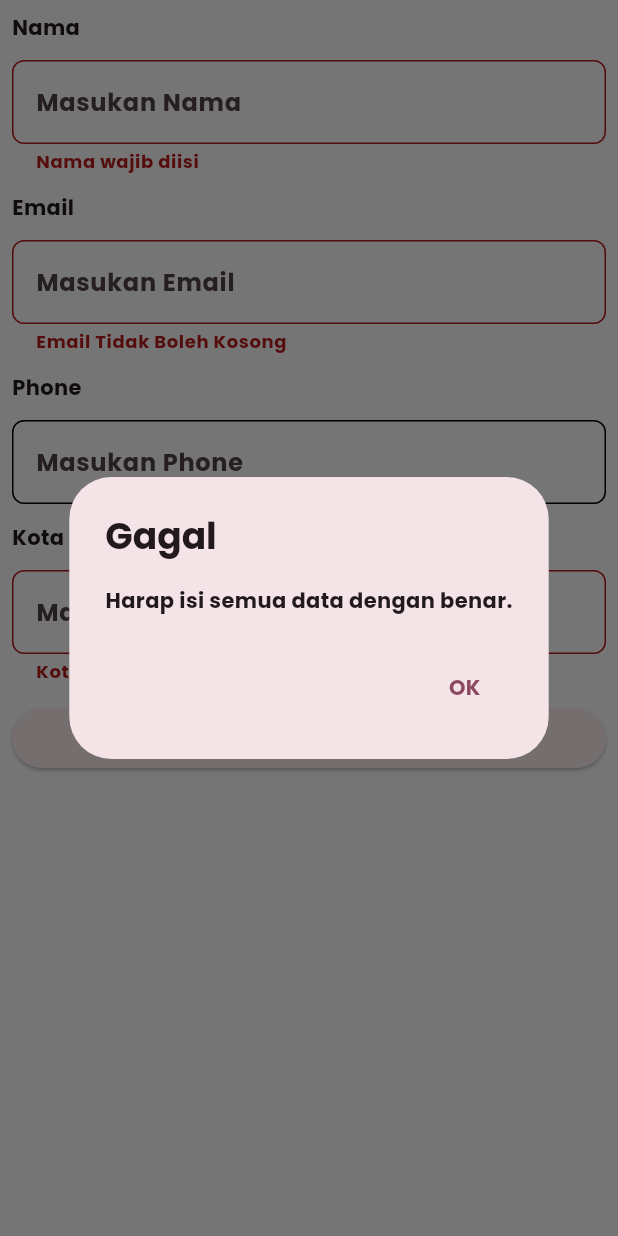
After one commit to DestyAlamanda/ppkd_d_3, a Flutter app: the TugasSepuluhA screen opened directly, after a tap on "daftar", on a phone screen of 412 x 824 dp. The commit adds this screen. Run offline on Flutter 3.47's test engine with Material 3 defaults, Android fonts, the phone set to English and light mode, and no system bars.

Commit message:
final task [tugas 10 flutter]

```diff
--- /dev/null
+++ b/lib/tugas_10/textform.dart
@@ -0,0 +1,35 @@
+import 'package:flutter/material.dart';
+
+class TextFormConst extends StatelessWidget {
+  const TextFormConst({
+    super.key,
+    required this.hintText,
+    required this.controller,
+    this.onChanged,
+    required TextInputType keyboardType,
+    required InputDecoration decoration,
+    this.validator,
+  });
+  final String hintText;
+  final TextEditingController controller;
+  final void Function(String)? onChanged;
+  final String? Function(String?)? validator;
+  @override
+  Widget build(BuildContext context) {
+    return TextFormField(
+      validator: validator,
+      controller: controller,
+      onChanged: onChanged,
+      decoration: InputDecoration(
+        hintText: hintText,
+        border: OutlineInputBorder(borderRadius: BorderRadius.circular(8)),
+        focusedBorder: OutlineInputBorder(
+          borderRadius: BorderRadius.circular(8),
+        ),
+        enabledBorder: OutlineInputBorder(
+          borderRadius: BorderRadius.circular(8),
+        ),
+      ),
+    );
+  }
+}
--- /dev/null
+++ b/lib/tugas_10/tugas_10a.dart
@@ -0,0 +1,166 @@
+import 'package:flutter/material.dart';
+import 'package:ppkd_d_3/extention/navigation.dart';
+import 'package:ppkd_d_3/tugas_10/textform.dart';
+import 'package:ppkd_d_3/tugas_10/tugas_10b.dart';
+
+class TugasSepuluhA extends StatefulWidget {
+  const TugasSepuluhA({super.key});
+
+  @override
+  State<TugasSepuluhA> createState() => _TugasSepuluhAState();
+}
+
+class _TugasSepuluhAState extends State<TugasSepuluhA> {
+  final _formKey = GlobalKey<FormState>();
+  final TextEditingController nameController = TextEditingController();
+  final TextEditingController emailController = TextEditingController();
+  final TextEditingController phoneController = TextEditingController();
+  final TextEditingController addressController = TextEditingController();
+  @override
+  Widget build(BuildContext context) {
+    return Scaffold(
+      backgroundColor: Colors.white,
+      body: Padding(
+        padding: const EdgeInsets.all(8.0),
+        child: Form(
+          key: _formKey,
+          child: Column(
+            crossAxisAlignment: CrossAxisAlignment.start,
+            spacing: 12,
+            children: [
+              Text('Nama'),
+              TextFormConst(
+                hintText: "Masukan Nama",
+                controller: nameController,
+                onChanged: (p0) {
+                  setState(() {});
+                },
+                keyboardType: TextInputType.name,
+                decoration: InputDecoration(
+                  contentPadding: EdgeInsets.symmetric(horizontal: 16),
+                  border: OutlineInputBorder(
+                    borderRadius: BorderRadius.circular(8),
+                  ),
+                ),
+                validator: (value) =>
+                    value!.isEmpty ? 'Nama wajib diisi' : null,
+              ),
+              Text('Email'),
+              TextFormConst(
+                hintText: "Masukan Email",
+                controller: emailController,
+                onChanged: (p0) {
+                  setState(() {});
+                },
+                keyboardType: TextInputType.emailAddress,
+                decoration: InputDecoration(
+                  contentPadding: EdgeInsets.symmetric(horizontal: 16),
+                  border: OutlineInputBorder(
+                    borderRadius: BorderRadius.circular(8),
+                  ),
+                ),
+                validator: (value) {
+                  if (value == null || value.isEmpty) {
+                    return "Email Tidak Boleh Kosong";
+                  }
+                  if (!value.contains("@")) {
+                    return "Format email tidak valid";
+                  }
+                  return null;
+                },
+              ),
+              Text('Phone'),
+              TextFormConst(
+                hintText: "Masukan Phone",
+                controller: phoneController,
+                onChanged: (p0) {
+                  setState(() {});
+                },
+                keyboardType: TextInputType.phone,
+                decoration: InputDecoration(
+                  contentPadding: EdgeInsets.symmetric(horizontal: 16),
+                  border: OutlineInputBorder(
+                    borderRadius: BorderRadius.circular(8),
+                  ),
+                ),
+
+                validator: (value) {
+                  if (value == null || value.isEmpty) {
+                    return null;
+                  }
+                  if (value.length < 10) {
+                    return 'Phone harus lebih dari 10';
+                  }
+                  return null; // Valid
+                },
+              ),
+              Text('Kota'),
+              TextFormConst(
+                hintText: "Masukan Kota Domisili",
+                controller: addressController,
+                onChanged: (p0) {
+                  setState(() {});
+                },
+                keyboardType: TextInputType.streetAddress,
+                decoration: InputDecoration(
+                  contentPadding: EdgeInsets.symmetric(horizontal: 16),
+                  border: OutlineInputBorder(
+                    borderRadius: BorderRadius.circular(8),
+                  ),
+                ),
+                validator: (value) =>
+                    value!.isEmpty ? 'Kota wajib diisi' : null,
+              ),
+
+              SizedBox(
+                width: double.infinity,
+                child: ElevatedButton(
+                  onPressed: () {
+                    if (!_formKey.currentState!.validate()) {
+                      showDialog(
+                        context: context,
+                        builder: (context) => AlertDialog(
+                          title: Text("Gagal"),
+                          content: Text("Harap isi semua data dengan benar."),
+                          actions: [
+                            TextButton(
+                              onPressed: () => Navigator.pop(context),
+                              child: Text("OK"),
+                            ),
+                          ],
+                        ),
+                      );
+                    } else {
+                      showDialog(
+                        context: context,
+                        builder: (context) => AlertDialog(
+                          title: Text("Berhasil"),
+                          content: Text("pendaftaran berhasil."),
+                          actions: [
+                            TextButton(
+                              onPressed: () {
+                                context.push(
+                                  TugasSepuluhB(
+                                    email: emailController.text,
+                                    name: nameController.text,
+                                    address: addressController.text,
+                                  ),
+                                );
+                              },
+                              child: Text("Lanjut"),
+                            ),
+                          ],
+                        ),
+                      );
+                    }
+                  },
+                  child: Text("daftar"),
+                ),
+              ),
+            ],
+          ),
+        ),
+      ),
+    );
+  }
+}
--- /dev/null
+++ b/lib/tugas_10/tugas_10b.dart
@@ -0,0 +1,29 @@
+import 'package:flutter/material.dart';
+
+class TugasSepuluhB extends StatelessWidget {
+  const TugasSepuluhB({
+    super.key,
+    required this.name,
+    required this.email,
+    this.phone,
+    required this.address,
+  });
+  final String name;
+  final String email;
+  final String? phone;
+  final String address;
+  @override
+  Widget build(BuildContext context) {
+    return Scaffold(
+      body: Column(
+        mainAxisAlignment: MainAxisAlignment.center,
+        children: [
+          Text(
+            "Terima kasih, $name dari $address telah mendaftar.",
+            style: TextStyle(fontSize: 15, fontWeight: FontWeight.bold),
+          ),
+        ],
+      ),
+    );
+  }
+}
--- a/lib/tugas_7/tugas_7.dart
+++ b/lib/tugas_7/tugas_7.dart
@@ -1,4 +1,5 @@
 import 'package:flutter/material.dart';
+import 'package:ppkd_d_3/tugas_10/tugas_10a.dart';
 import 'package:ppkd_d_3/tugas_6/tugas_6_flutter.dart';
 import 'package:ppkd_d_3/tugas_7/checkbox.dart';
 import 'package:ppkd_d_3/tugas_7/date_picker.dart';
@@ -27,6 +28,7 @@ class _TugasTujuhState extends State<TugasTujuh> {
     "List",
     "List Map",
     "Model",
+    "Formulir Pendaftaran Kelas",
   ];
   static const List<Widget> _widgetOptions = <Widget>[
     CheckBox(),
@@ -37,12 +39,12 @@ class _TugasTujuhState extends State<TugasTujuh> {
     ListKategori(),
     ListMap(),
     Model(),
+    TugasSepuluhA(),
   ];
   void onItemTap(int index) {
     setState(() {
       _selectedIndexDrawer = index;
     });
-    // context.pop();
   }
 
   @override
@@ -133,6 +135,12 @@ class _TugasTujuhState extends State<TugasTujuh> {
               },
             ),
             ListTile(
+              title: Text("Formulir"),
+              onTap: () {
+                onItemTap(8);
+              },
+            ),
+            ListTile(
               title: Text("Logout"),
               onTap: () {
                 Navigator.pop(context);
```
